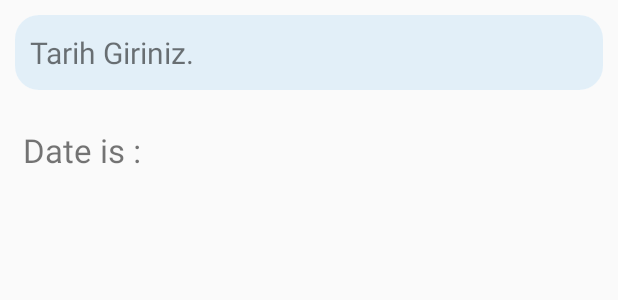
After one commit to kemalurekli/ArabulucuCalculator, an Android app: the layout activity_time_calc_third_part.xml on its own in the app's theme, with its tools: preview values and no code run, on a phone screen of 412 x 824 dp. The commit adds this screen. Shown: the top 300 px of the screen. Run offline under Robolectric (Android 15) with nearby library versions, the phone set to English and light mode, and no system bars.

Commit message:
some fixed and new feature thirdpart

```diff
--- a/app/src/main/java/com/example/arabulucuhesapmatik/MainActivity.java
+++ b/app/src/main/java/com/example/arabulucuhesapmatik/MainActivity.java
@@ -23,4 +23,8 @@ public class MainActivity extends AppCompatActivity {
         Intent intent = new Intent(MainActivity.this, ProportionalPriceSecondPart.class);
         startActivity(intent);
     }
+    public void goTimeCalc(View view) {
+        Intent intent = new Intent(MainActivity.this, TimeCalcThirdPart.class);
+        startActivity(intent);
+    }
 }
--- /dev/null
+++ b/app/src/main/res/layout/activity_time_calc_third_part.xml
@@ -0,0 +1,33 @@
+<?xml version="1.0" encoding="utf-8"?>
+<LinearLayout xmlns:android="http://schemas.android.com/apk/res/android"
+    xmlns:app="http://schemas.android.com/apk/res-auto"
+    xmlns:tools="http://schemas.android.com/tools"
+    android:layout_width="match_parent"
+    android:layout_height="match_parent"
+    android:orientation="vertical"
+    tools:context=".TimeCalcThirdPart">
+
+    <TextView
+        android:layout_width="match_parent"
+        android:layout_height="50dp"
+        android:gravity="center_vertical"
+        android:textSize="20sp"
+        android:paddingLeft="10dp"
+        android:text="Tarih Giriniz."
+        android:layout_margin="10dp"
+        android:background="@drawable/inputareastyle"
+        android:id="@+id/tvDate">
+    </TextView>
+    <TextView
+        android:layout_width="match_parent"
+        android:layout_height="wrap_content"
+        android:text="Date is : "
+        android:textSize="22sp"
+        android:id="@+id/date_text"
+        android:layout_margin="15dp"
+        ></TextView>
+
+
+
+
+</LinearLayout>
--- a/app/src/main/res/values/strings.xml
+++ b/app/src/main/res/values/strings.xml
@@ -7,7 +7,7 @@
     <string name="explanation_name">Açıklama</string>
     <string name="menu1_name">Arabuluculuk Ücreti Hesaplama \n(Saat Ücreti - AAÜT Birinci Kısım)</string>
     <string name="menu2_name">Arabuluculuk Ücreti Hesaplama \n(Nisbi Ücreti - AAÜT İkinci Kısım)</string>
-    <string name="menu3_name">Arabuluculuk Serbest Meslek \nMakbuzu Hesaplama</string>
+    <string name="menu3_name">Dava Şartı Uygulamalarında \nSüre Hesaplama</string>
     <string name="menu4_name">Dava Şartı Uygulamalarında \nSüre Hesaplama</string>
     <string name="menu5_name">2020 Yılı Arabuluculuk \nAsgari Ücret Tarifesi</string>
     <string name="menu6_name">Savcılıklara Düzenlenecek \nMakbuz Örnekleri</string>
@@ -22,5 +22,4 @@
     <string name="more_referee_name">Birden fazla arabulucu görev yaparsa</string>
 
 
-
 </resources>
```
Also changed, not shown: app/src/main/AndroidManifest.xml (+5 -2 lines), app/src/main/java/com/example/arabulucuhesapmatik/TimeCalcThirdPart.java (added, +49 -0 lines), app/src/main/res/layout/activity_main.xml (+12 -0 lines), app/src/main/res/layout/activity_proportional_price_second_part.xml (+23 -38 lines), app/src/main/res/layout/activity_time_to_price_first_part.xml (+13 -30 lines).
